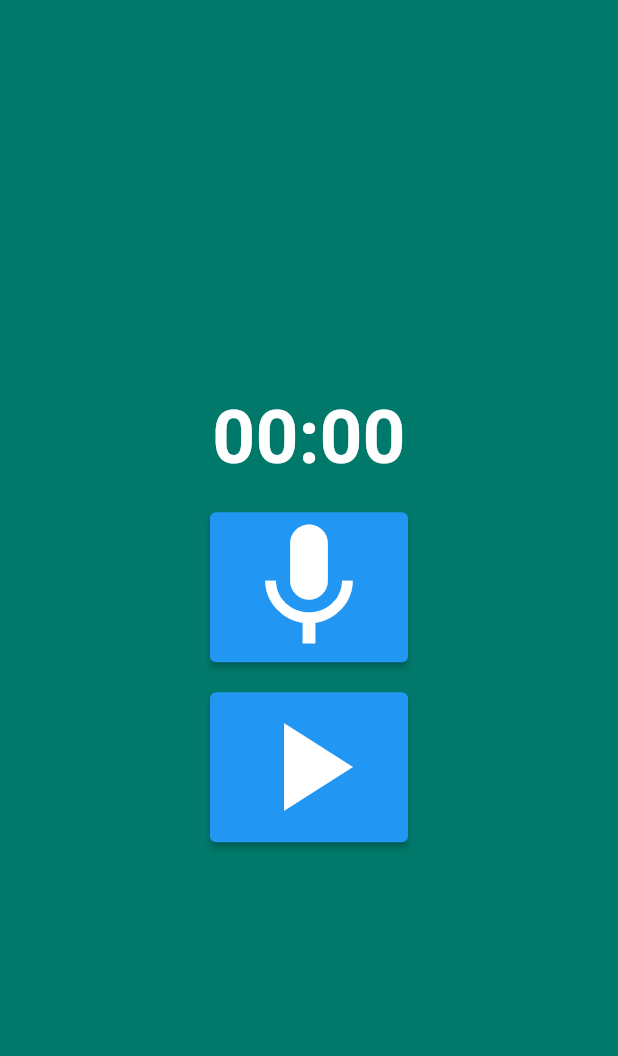
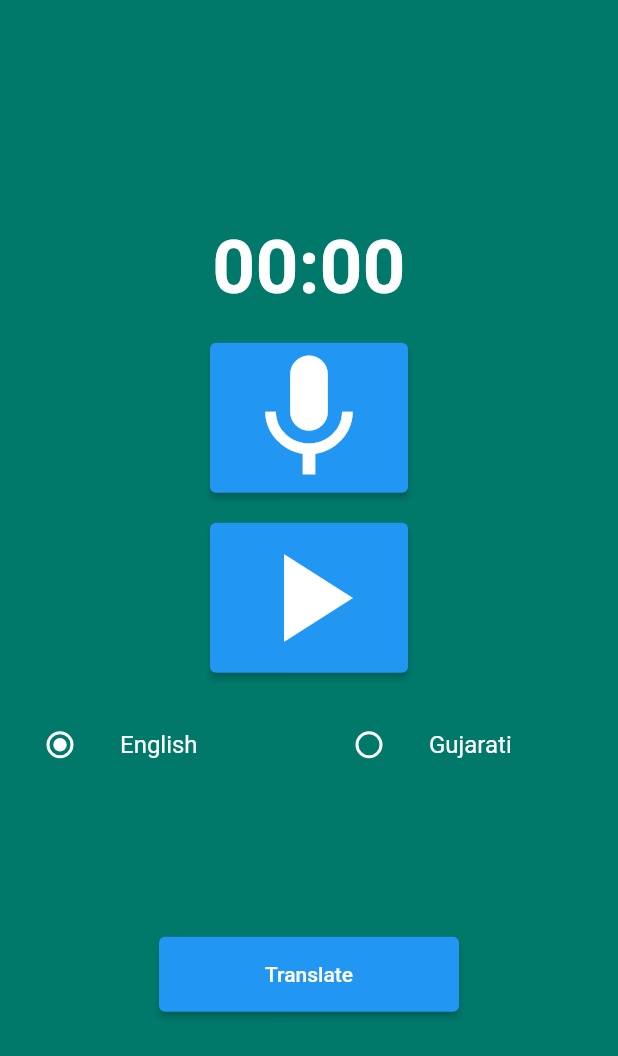
Before and after one commit to ridham1317/HealthClouldFlutter, a Flutter app: the screen it shows after launch, on a phone screen of 412 x 824 dp. Shown: the top 1056 px of the screen. Run offline on Flutter 3.47's test engine with Material 2 defaults, Android fonts, the phone set to English and light mode, and no system bars; our stand-ins replace fluttertoast, permission_handler; missing offline and left inert: flutter_sound.

Commit message:
[Made UI and Radio Buttons accessible in Application]

```diff
--- a/lib/views/ResultPage.dart
+++ b/lib/views/ResultPage.dart
@@ -420,7 +420,7 @@ class _ResultPageState extends State<ResultPage> {
                   onPressed: () async {
                     final response = await http.post(
                       Uri.parse(
-                          'http://192.1.150.116:8080/medicalForm/patientForm'),
+                          'http://192.1.150.88:8080/medicalForm/patientForm'),
                       body: jsonEncode(this._formValues.toJson()),
                       headers: {'Content-Type': 'application/json'},
                     );
--- a/lib/views/homepage.dart
+++ b/lib/views/homepage.dart
@@ -20,10 +20,12 @@ class _MyHomePageState extends State<MyHomePage> {
   final recorder = FlutterSoundRecorder();
   final player = FlutterSoundPlayer();
   late String _filePath; // File path for the recorded audio
+  late String selectedLanguage;
 
   @override
   void initState() {
     super.initState();
+    selectedLanguage = 'English';
     initRecorder();
   }
 
@@ -40,8 +42,11 @@ class _MyHomePageState extends State<MyHomePage> {
       throw 'Permission not granted';
     }
     await recorder.openRecorder();
-    recorder.setSubscriptionDuration(const Duration(milliseconds: 500)); // Sets the frequency at which duration updates are sent to duration listeners.
-    final defaultButtonColor = ThemeData().elevatedButtonTheme.style?.backgroundColor;
+    recorder.setSubscriptionDuration(const Duration(
+        milliseconds:
+            500)); // Sets the frequency at which duration updates are sent to duration listeners.
+    final defaultButtonColor =
+        ThemeData().elevatedButtonTheme.style?.backgroundColor;
 
     print(defaultButtonColor);
   }
@@ -59,11 +64,10 @@ class _MyHomePageState extends State<MyHomePage> {
 
   Future stopRecorder() async {
     await recorder.stopRecorder();
-    print('Recorded file path: $_filePath');
-    await sendAudioToServer(File(_filePath));
   }
 
-  Future<void> sendAudioToServer(File audioFile) async {
+  Future<void> sendAudioToServer(
+      File audioFile, String selectedLanguageCode) async {
     showDialog(
         context: context,
         builder: (context) {
@@ -71,8 +75,16 @@ class _MyHomePageState extends State<MyHomePage> {
         });
     final audioData = await audioFile.readAsBytes();
 
+    final Map<String, dynamic> requestData = {
+      'audioData': audioData,
+      'lang': selectedLanguageCode,
+      // Add more parameters as needed
+    };
+
     final response = await http.post(
-      Uri.parse('http://192.1.150.116:8080/speech-to-text/transcribe'),
+      // Uri.parse('http://192.1.150.116:8080/speech-to-text/transcribe'),
+      Uri.parse('http://192.1.150.88:8080/speech-to-text/transcribe?language=' +
+          selectedLanguageCode),
       body: audioData,
       headers: {'Content-Type': 'application/octet-stream'},
     );
@@ -148,6 +160,67 @@ class _MyHomePageState extends State<MyHomePage> {
                 size: 100,
               ),
             ),
+            const SizedBox(height: 20),
+            Row(
+              mainAxisAlignment: MainAxisAlignment.center,
+              children: [
+                RadioTheme(
+                  data: RadioThemeData(
+                      fillColor: MaterialStateColor.resolveWith(
+                          (states) => Colors.white)),
+                  child: Expanded(
+                    child: ListTile(
+                      title: const Text('English',
+                          style: TextStyle(color: Colors.white)),
+                      leading: Radio(
+                        value: 'English',
+                        groupValue: selectedLanguage,
+                        onChanged: (value) {
+                          setState(() {
+                            selectedLanguage = value!;
+                          });
+                        },
+                      ),
+                    ),
+                  ),
+                ),
+                RadioTheme(
+                  data: RadioThemeData(
+                      fillColor: MaterialStateColor.resolveWith(
+                          (states) => Colors.white)),
+                  child: Expanded(
+                    child: ListTile(
+                      title: const Text('Gujarati',
+                          style: TextStyle(color: Colors.white)),
+                      leading: Radio(
+                        value: 'Gujarati',
+                        groupValue: selectedLanguage,
+                        onChanged: (value) {
+                          setState(() {
+                            selectedLanguage = value!;
+                          });
+                        },
+                      ),
+                    ),
+                  ),
+                ),
+              ],
+            ),
+            const SizedBox(height: 100),
+            ElevatedButton(
+              onPressed: () async {
+                String selectedLanguageCode =
+                    (selectedLanguage == 'English') ? 'en-IN' : 'gu-IN';
+                await sendAudioToServer(File(_filePath), selectedLanguageCode);
+              },
+              style: ButtonStyle(
+                fixedSize: MaterialStateProperty.all<Size>(
+                  const Size(200,
+                      50), // Set the desired width and height of the button
+                ),
+              ),
+              child: const Text('Translate'),
+            ),
           ],
         ),
       ),
```
